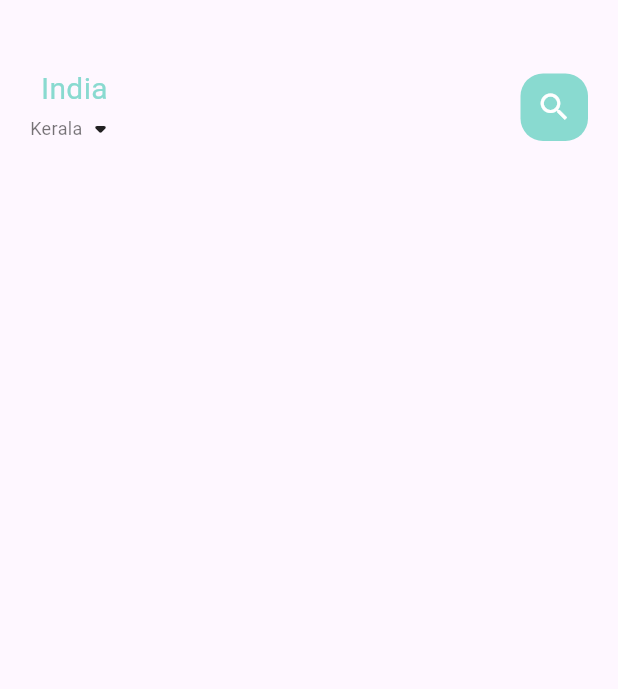
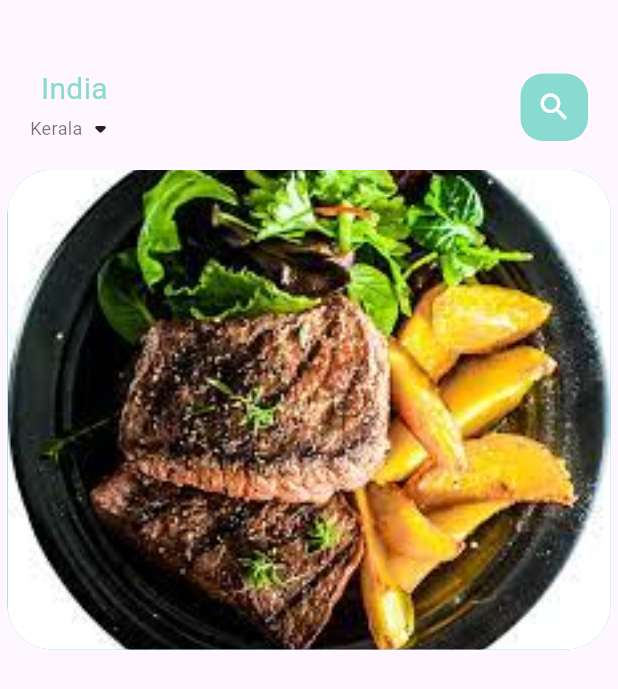
Before and after one commit to robingithb/foodDelivery, a Flutter app: the screen it shows after launch, on a phone screen of 412 x 824 dp. Shown: the top 689 px of the screen. Run offline on Flutter 3.47's test engine with Material 2 defaults, Android fonts, the phone set to English and light mode, and no system bars.

Commit message:
just adding things

```diff
--- /dev/null
+++ b/lib/home/foodPageBody.dart
@@ -0,0 +1,35 @@
+import 'package:flutter/material.dart';
+
+class FoodPageBody extends StatefulWidget {
+  const FoodPageBody({super.key});
+
+  @override
+  State<FoodPageBody> createState() => _FoodPageBodyState();
+}
+
+class _FoodPageBodyState extends State<FoodPageBody> {
+  @override
+  Widget build(BuildContext context) {
+    return Container(
+      height: 320,
+      child: PageView.builder(
+          itemCount: 5,
+          itemBuilder: (context, position) {
+            return _buildPageItem(position);
+          }),
+    );
+  }
+
+  Widget _buildPageItem(int index) {
+    return Container(
+      height: 220,
+      margin: EdgeInsets.only(left: 5, right: 5),
+      decoration: BoxDecoration(
+          borderRadius: BorderRadius.circular(30),
+          color: index.isEven ? Color(0xFF69c5df) : Color(0xFF9294cc),
+          image: DecorationImage(
+              fit: BoxFit.cover,
+              image: AssetImage("assets/images/food01.jpeg"))),
+    );
+  }
+}
--- a/lib/home/mainFoodpage.dart
+++ b/lib/home/mainFoodpage.dart
@@ -1,4 +1,5 @@
 import 'package:flutter/material.dart';
+import 'package:fooddelivery/home/foodPageBody.dart';
 import 'package:fooddelivery/utils/colors.dart';
 import 'package:fooddelivery/widgets/big_text.dart';
 import 'package:fooddelivery/widgets/small_text.dart';
@@ -53,6 +54,7 @@ class _MainFoodPageState extends State<MainFoodPage> {
               ),
             ),
           ),
+          FoodPageBody(),
         ],
       ),
     );
```
Also changed, not shown: assets/images/food01.jpeg (added), assets/images/food02.jpeg (added), assets/images/food03.jpeg (added), assets/images/food04.jpeg (added), assets/images/food05.jpeg (added).
